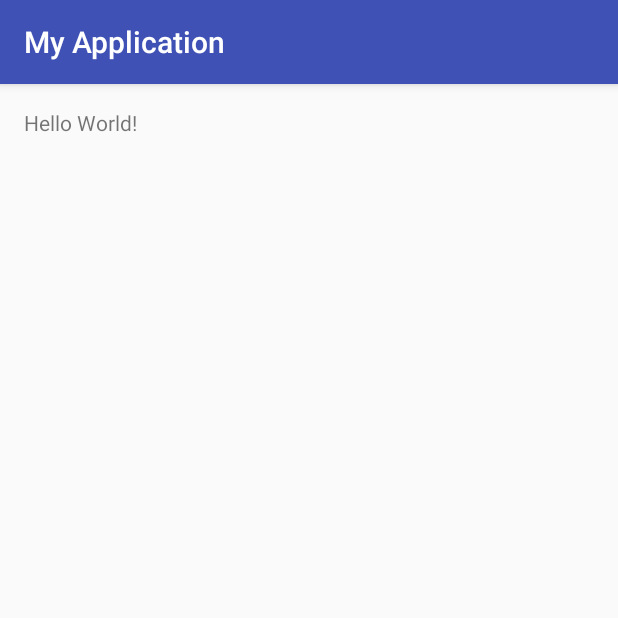
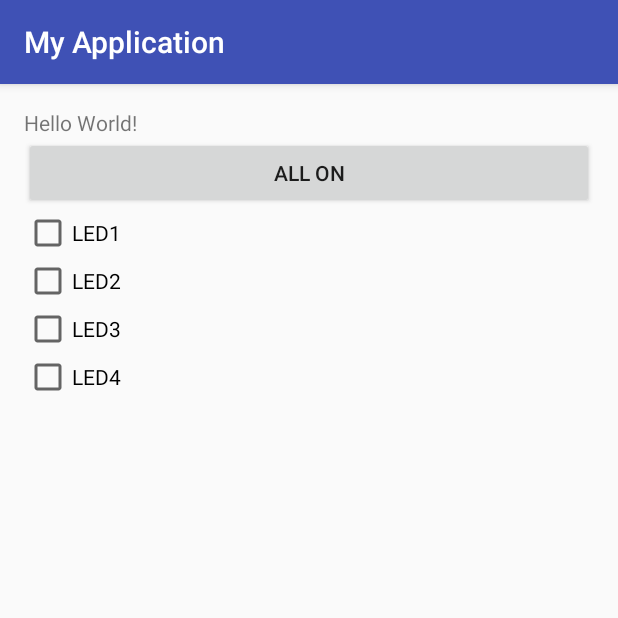
Before and after one commit to LiuchengGit/MyLEDDemo, an Android app: the screen it shows after launch (MainActivity), on a phone screen of 412 x 824 dp, the top half of it. Run offline under Robolectric (Android 15) with nearby library versions, the phone set to English and light mode, and no system bars.

Commit message:
second commit v2 add button and checkbox

```diff
--- a/app/src/main/res/layout/activity_main.xml
+++ b/app/src/main/res/layout/activity_main.xml
@@ -1,6 +1,7 @@
 <?xml version="1.0" encoding="utf-8"?>
-<RelativeLayout xmlns:android="http://schemas.android.com/apk/res/android"
+<LinearLayout xmlns:android="http://schemas.android.com/apk/res/android"
     xmlns:tools="http://schemas.android.com/tools"
+    android:orientation="vertical"
     android:layout_width="match_parent"
     android:layout_height="match_parent"
     android:paddingBottom="@dimen/activity_vertical_margin"
@@ -13,4 +14,29 @@
         android:layout_width="wrap_content"
         android:layout_height="wrap_content"
         android:text="Hello World!" />
-</RelativeLayout>
+    <Button
+        android:layout_width="match_parent"
+        android:layout_height="wrap_content"
+        android:text="all on"
+        />
+    <CheckBox
+        android:layout_width="match_parent"
+        android:layout_height="wrap_content"
+        android:text="LED1"
+        />
+    <CheckBox
+        android:layout_width="match_parent"
+        android:layout_height="wrap_content"
+        android:text="LED2"
+        />
+    <CheckBox
+        android:layout_width="match_parent"
+        android:layout_height="wrap_content"
+        android:text="LED3"
+        />
+    <CheckBox
+        android:layout_width="match_parent"
+        android:layout_height="wrap_content"
+        android:text="LED4"
+        />
+</LinearLayout>
```
